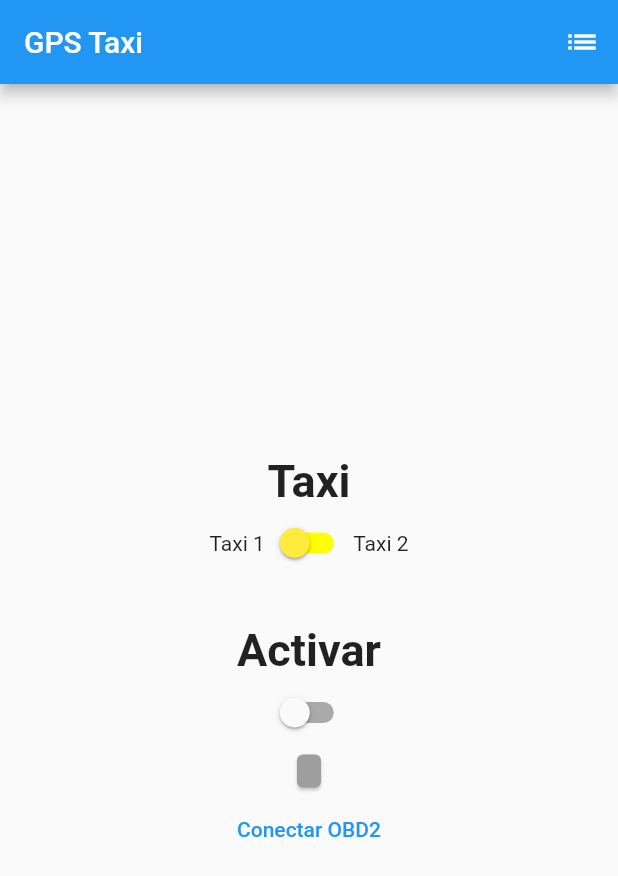
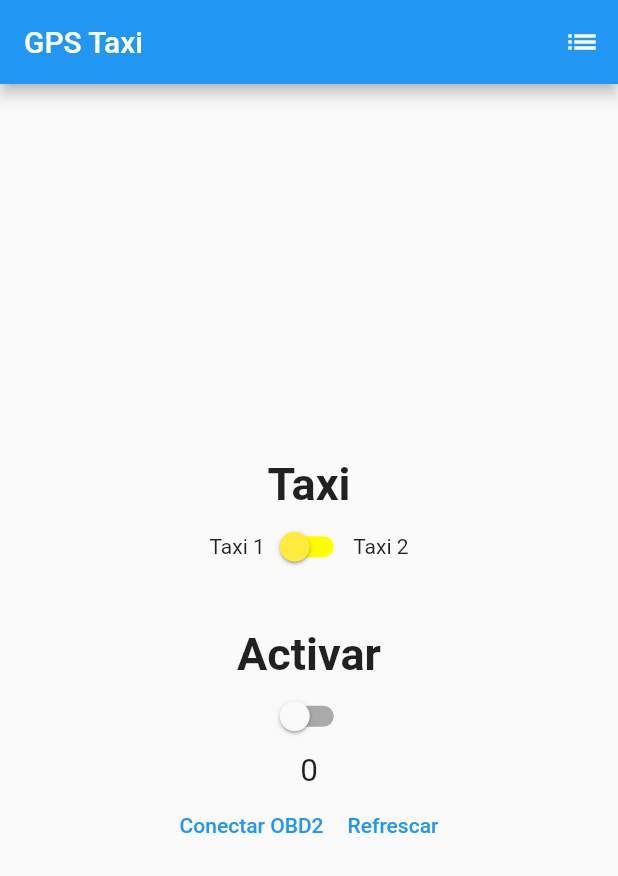
Before and after one commit to mateostiven/app, a Flutter app: the screen it shows after launch, after a tap on "Conectar OBD2", on a phone screen of 412 x 824 dp. Shown: the top 876 px of the screen. Run offline on Flutter 3.47's test engine with Material 2 defaults, Android fonts, the phone set to English and light mode, and no system bars; our stand-ins replace flutter_bluetooth_serial, location, permission_handler; missing offline and left inert: bluetooth_obd.

Commit message:
Add files via upload

```diff
--- a/lib/main.dart
+++ b/lib/main.dart
@@ -1,5 +1,4 @@
 import 'dart:async';
-import 'dart:typed_data';
 import 'package:flutter/material.dart'; //Base
 import 'package:location/location.dart'; //Locacion
 import 'package:flutter/foundation.dart';
@@ -7,6 +6,8 @@ import 'package:flutter_bluetooth_serial/flutter_bluetooth_serial.dart';
 import 'dart:io';
 import 'dart:convert';
 import 'package:permission_handler/permission_handler.dart' as hd;
+import 'package:bluetooth_obd/bluetooth_obd.dart';
+import 'package:flutter/services.dart';
 
 
 void main() {
@@ -42,7 +43,8 @@ class _MyHomePageState extends State<MyHomePage> {
   bool TaxiSwitch = false;
   int Carro=1;
   Timer Bucle =Timer.periodic(Duration(seconds: 1000000), (Timer t) => null);
-  String Mensaje="";
+  String _obdData="0";
+  String obdMesg="";
 
 
   @override
@@ -116,23 +118,23 @@ class _MyHomePageState extends State<MyHomePage> {
               activeColor: Colors.blue,
             ),
 
-            Card(
-                color: Colors.grey,
-                child: Padding(
-                  padding: EdgeInsets.all(8.0),
-                  child: Text('$Mensaje',style: TextStyle(fontSize:5),),
-                ),
-            ),
+            Text('$_obdData',style: TextStyle(fontSize:21),),
             Row(
               children: [
                 TextButton(
                   style: ButtonStyle(
                     foregroundColor: MaterialStateProperty.all<Color>(Colors.blue),
                   ),
-                  onPressed: () {Conectar(); SendMensaje();},
+                  onPressed: () {Conectar();},
                   child: Text('Conectar OBD2'),
                 ),
-
+                TextButton(
+                  style: ButtonStyle(
+                    foregroundColor: MaterialStateProperty.all<Color>(Colors.blue),
+                  ),
+                  onPressed: () {RPM();},
+                  child: Text('Refrescar'),
+                ),
               ],
             ),
           ],
@@ -174,7 +176,9 @@ class _MyHomePageState extends State<MyHomePage> {
 
     DateTime now = new DateTime.now();
 
-    String _Mensaje='${_locationData.time},${_locationData.latitude},${_locationData.longitude},$Carro,';
+    await RPM();
+
+    String _Mensaje='${_locationData.time},${_locationData.latitude},${_locationData.longitude},$Carro,$_obdData,';
     print(_Mensaje);
 
     _UDP(_Mensaje,'taxigps.hopto.org'); //Marcos
@@ -204,7 +208,7 @@ class _MyHomePageState extends State<MyHomePage> {
               color: Colors.grey,
               child: Padding(
                 padding: EdgeInsets.all(8.0),
-                child: Text('$Mensaje',style: TextStyle(fontSize:21),),
+                child: Text('$_obdData',style: TextStyle(fontSize:21),),
               ),
             ),
           );
@@ -220,6 +224,7 @@ class _MyHomePageState extends State<MyHomePage> {
     BluetoothDevice _device;
     List<BluetoothDevice> devices = [];
 
+
     if (await hd.Permission.bluetooth.request().isGranted) {
     }
 
@@ -231,7 +236,6 @@ class _MyHomePageState extends State<MyHomePage> {
     try {
       print("Try to connected");
 
-      Mensaje="Buscando dispositivo...";
       devices = await bluetooth.getBondedDevices();
       print(devices.length);
       print(devices);
@@ -240,36 +244,30 @@ class _MyHomePageState extends State<MyHomePage> {
         print(devices[i].name);
         if (devices[i].name=="OBDII"){
           _device=devices[i];
-          Mensaje="Conectando con OBDII "+_device.address+"...";
           BluetoothConnection connection = await BluetoothConnection.toAddress(_device.address);
-
-
-          print('Connected to the device'+_device.address);
-          Mensaje="Conectado con OBDII "+_device.address;
-
-          Mensaje="Enviando mensaje";
-
-          Mensaje="";
-          connection.input!.listen((Uint8List data){
-
-            Mensaje=Mensaje+(ascii.decode(data));
-            if (ascii.decode(data).contains('>')) {
-              connection.finish();
-            }
-          });
+          obdMesg = await BluetoothObd.startOBD;
+          obdMesg="Conectado";
+          }
         }
       }
-      if (Mensaje=="Buscando dispositivo..."){Mensaje="No se encontro el OBDII";}
-
-    }
     catch (exception) {
       print('Cannot connect, exception occured'+exception.toString());
-      Mensaje="Error al conectar /r/n"+exception.toString();
+    }
+  }
+  RPM() async {
+    if(obdMesg=="Conectado"){
+      String _obdEngineRpm = '';
+      try {_obdEngineRpm = await BluetoothObd.getRPM;
+        if(!_obdEngineRpm.contains("Speed")){_obdData = _obdEngineRpm;}
+        else{_obdData ="0";}
+      } on PlatformException {
+      _obdEngineRpm = 'Failed to get Engine Rpm.';
+      _obdData= 'Failed to get Engine Rpm.';
+      }
+      setState(() {});
     }
   }
 
-  void SendMensaje() async{
-    connection.output.add(Uint8List.fromList(utf8.encode("010C \r\n")));
-    await connection.output.allSent;}
+
 
 }
```
